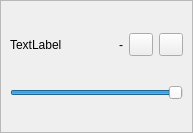
Qt form DeviceListItem.ui (DLdota/OpenRGBEffectsPlugin) before a commit.
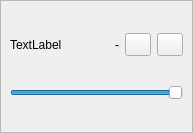
The same form after that commit. Custom widgets are drawn as their Qt base class.

Commit message: Fixed buttons size

Diff of the .ui file:
```diff
--- a/DeviceListItem.ui
+++ b/DeviceListItem.ui
@@ -79,6 +79,18 @@
       </item>
       <item row="0" column="2">
        <widget class="QToolButton" name="enable">
+        <property name="minimumSize">
+         <size>
+          <width>26</width>
+          <height>0</height>
+         </size>
+        </property>
+        <property name="maximumSize">
+         <size>
+          <width>26</width>
+          <height>16777215</height>
+         </size>
+        </property>
         <property name="toolTip">
          <string>Add to current effect</string>
         </property>
@@ -92,6 +104,18 @@
       </item>
       <item row="0" column="3">
        <widget class="QToolButton" name="reverse">
+        <property name="minimumSize">
+         <size>
+          <width>26</width>
+          <height>0</height>
+         </size>
+        </property>
+        <property name="maximumSize">
+         <size>
+          <width>26</width>
+          <height>16777215</height>
+         </size>
+        </property>
         <property name="toolTip">
          <string>Change direction</string>
         </property>
```
The commit also changes 5 other files.
